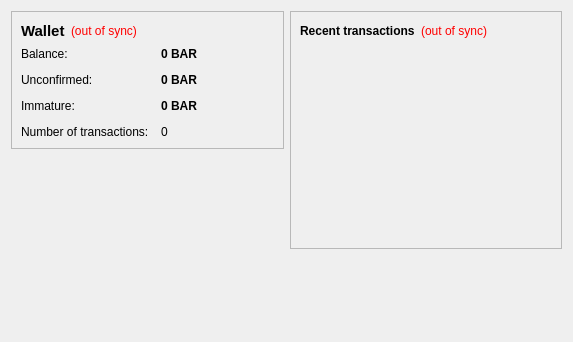
Qt form src/qt/forms/overviewpage.ui (MicrosoftCoin/MKCoin) before a commit.
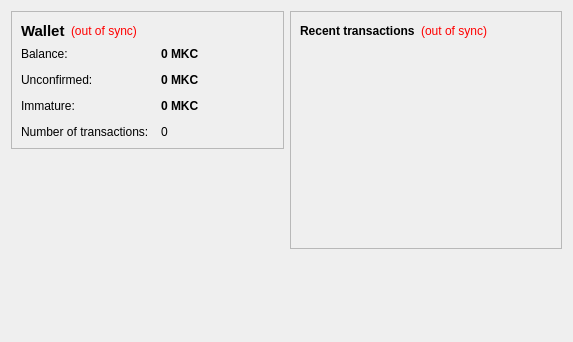
The same form after that commit.

The edit to the form file:
```diff
--- a/src/qt/forms/overviewpage.ui
+++ b/src/qt/forms/overviewpage.ui
@@ -105,7 +105,7 @@
              <string>Your current balance</string>
             </property>
             <property name="text">
-             <string notr="true">0 BAR</string>
+             <string notr="true">0 MKC</string>
             </property>
             <property name="textInteractionFlags">
              <set>Qt::LinksAccessibleByMouse|Qt::TextSelectableByKeyboard|Qt::TextSelectableByMouse</set>
@@ -134,7 +134,7 @@
              <string>Total of transactions that have yet to be confirmed, and do not yet count toward the current balance</string>
             </property>
             <property name="text">
-             <string notr="true">0 BAR</string>
+             <string notr="true">0 MKC</string>
             </property>
             <property name="textInteractionFlags">
              <set>Qt::LinksAccessibleByMouse|Qt::TextSelectableByKeyboard|Qt::TextSelectableByMouse</set>
@@ -177,7 +177,7 @@
              <string>Mined balance that has not yet matured</string>
             </property>
             <property name="text">
-             <string notr="true">0 BAR</string>
+             <string notr="true">0 MKC</string>
             </property>
             <property name="textInteractionFlags">
              <set>Qt::LinksAccessibleByMouse|Qt::TextSelectableByKeyboard|Qt::TextSelectableByMouse</set>
```
Left out of the diff: 4 changed lines with no effect on the pictures.
